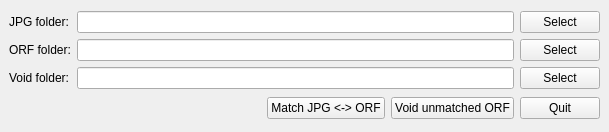
Above: ORFvoid.ui from lucvandort/ORFvoid before the change. Below: the same form after it.
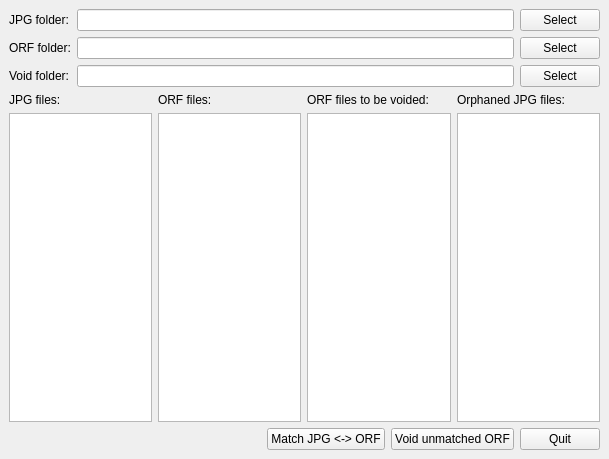
That is the form after the change.

Commit message:
Extended ui with match results
V1 yay!

```diff
--- a/ORFvoid.ui
+++ b/ORFvoid.ui
@@ -7,7 +7,7 @@
     <x>0</x>
     <y>0</y>
     <width>609</width>
-    <height>132</height>
+    <height>459</height>
    </rect>
   </property>
   <property name="windowTitle">
@@ -70,6 +70,50 @@
       </item>
      </layout>
     </item>
+    <item>
+     <layout class="QGridLayout" name="gridLayout_2">
+      <item row="0" column="0">
+       <widget class="QLabel" name="jpgfiles_label">
+        <property name="text">
+         <string>JPG files:</string>
+        </property>
+       </widget>
+      </item>
+      <item row="0" column="3">
+       <widget class="QLabel" name="jpgorphans_label">
+        <property name="text">
+         <string>Orphaned JPG files:</string>
+        </property>
+       </widget>
+      </item>
+      <item row="0" column="2">
+       <widget class="QLabel" name="voidfiles_label">
+        <property name="text">
+         <string>ORF files to be voided:</string>
+        </property>
+       </widget>
+      </item>
+      <item row="0" column="1">
+       <widget class="QLabel" name="orffiles_label">
+        <property name="text">
+         <string>ORF files:</string>
+        </property>
+       </widget>
+      </item>
+      <item row="1" column="0">
+       <widget class="QPlainTextEdit" name="jpgfiles"/>
+      </item>
+      <item row="1" column="1">
+       <widget class="QPlainTextEdit" name="orffiles"/>
+      </item>
+      <item row="1" column="2">
+       <widget class="QPlainTextEdit" name="voidfiles"/>
+      </item>
+      <item row="1" column="3">
+       <widget class="QPlainTextEdit" name="jpgorphans"/>
+      </item>
+     </layout>
+    </item>
     <item>
      <layout class="QHBoxLayout" name="horizontalLayout">
       <item>
```
The commit also changes 2 other files.
